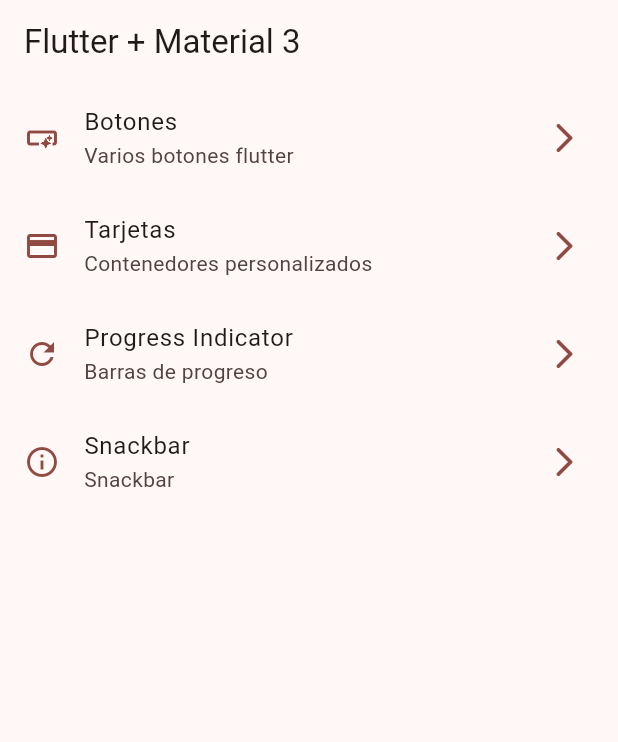
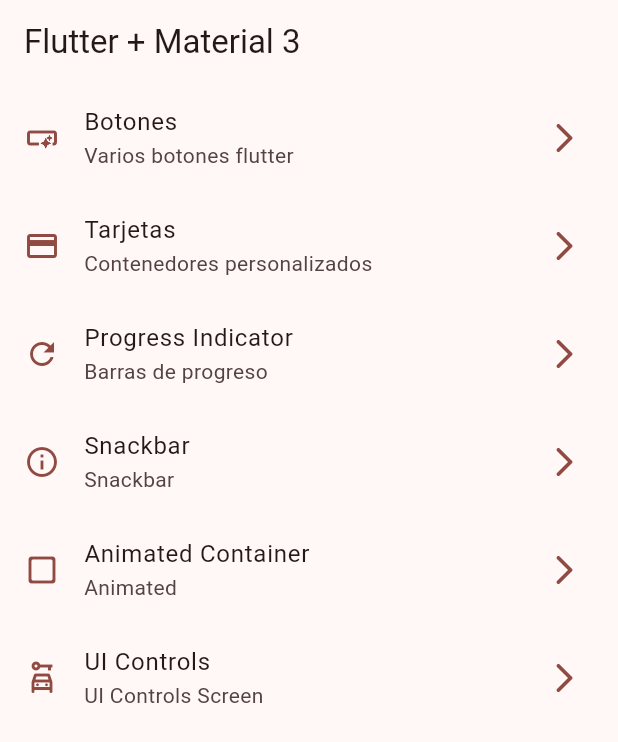
Before and after one commit to MisacAguilar08/flutter_widgets, a Flutter app: the screen it shows after launch, on a phone screen of 412 x 824 dp. Shown: the top 742 px of the screen. Run offline on Flutter 3.47's test engine with Material 3 defaults, Android fonts, the phone set to English and light mode, and no system bars; our stand-ins replace go_router.

Commit message:
animated

```diff
--- a/lib/config/menu/MenuItem.dart
+++ b/lib/config/menu/MenuItem.dart
@@ -19,22 +19,29 @@
       subTitle: 'Varios botones flutter',
       link: '/buttons',
       icon: Icons.smart_button_outlined),
-
   MenuItem(
       title: 'Tarjetas',
       subTitle: 'Contenedores personalizados',
       link: '/cards',
       icon: Icons.credit_card),
-
   MenuItem(
       title: 'Progress Indicator',
       subTitle: 'Barras de progreso',
       link: '/progress',
       icon: Icons.refresh_outlined),
-
   MenuItem(
       title: 'Snackbar',
       subTitle: 'Snackbar',
       link: '/snackbars',
-      icon: Icons.info_outline)
+      icon: Icons.info_outline),
+  MenuItem(
+      title: 'Animated Container',
+      subTitle: 'Animated',
+      link: '/animated',
+      icon: Icons.check_box_outline_blank_rounded),
+  MenuItem(
+      title: 'UI Controls',
+      subTitle: 'UI Controls Screen',
+      link: '/ui-controls',
+      icon: Icons.car_rental_outlined),
 ];
--- a/lib/config/router/router.dart
+++ b/lib/config/router/router.dart
@@ -30,6 +30,16 @@
             path: '/snackbars',
             name: SnackbarScreen.name,
             builder: (context, state) => SnackbarScreen(),
-        )
+        ),
+        GoRoute(
+            path: '/animated',
+            name: AnimatedScreen.name,
+            builder: (context, state) => AnimatedScreen(),
+        ),
+         GoRoute(
+            path: '/ui-controls',
+            name: UiControlScreen.name,
+            builder: (context, state) => UiControlScreen(),
+        ),
     ],
 );
```
Also changed, not shown: lib/presentation/screens/animated/animated_screen.dart (+47 -3 lines).
